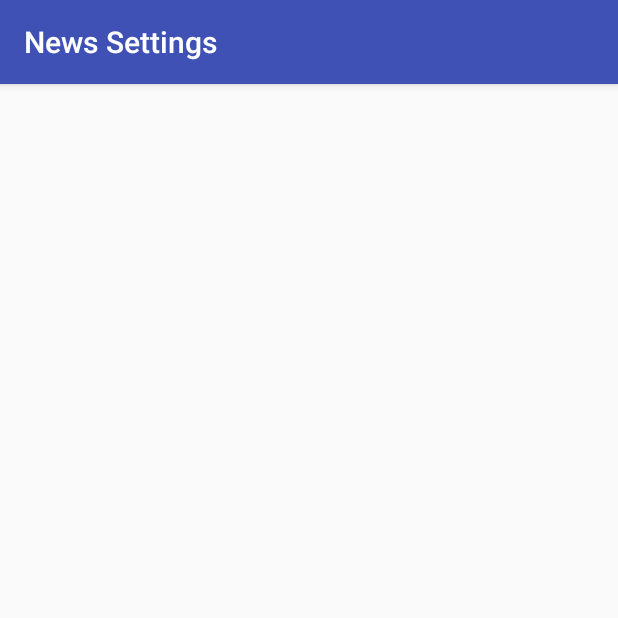
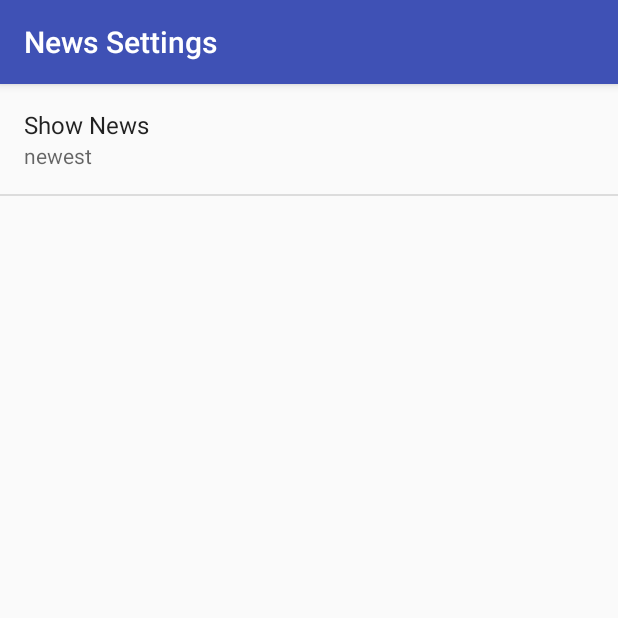
Before and after one commit to fireflyfif/Earth-News, an Android app: the screen it shows after launch (SettingsActivity), after a tap on "Settings", on a phone screen of 412 x 824 dp, the top half of it. Run offline under Robolectric (Android 15) with nearby library versions, the phone set to English and light mode, and no system bars; our stand-ins replace Picasso; pictures from the network do not load; 1 statement that could not run was skipped.

Commit message:
add Shared Preferences, change layout

```diff
--- a/app/src/main/java/com/example/android/earth_news/EarthNewsActivity.java
+++ b/app/src/main/java/com/example/android/earth_news/EarthNewsActivity.java
@@ -4,9 +4,12 @@ import android.app.LoaderManager;
 import android.content.Context;
 import android.content.Intent;
 import android.content.Loader;
+import android.content.SharedPreferences;
 import android.net.ConnectivityManager;
 import android.net.NetworkInfo;
+import android.net.Uri;
 import android.os.Bundle;
+import android.preference.PreferenceManager;
 import android.support.v4.widget.SwipeRefreshLayout;
 import android.support.v7.app.AppCompatActivity;
 import android.support.v7.widget.DefaultItemAnimator;
@@ -31,12 +34,21 @@ public class EarthNewsActivity extends AppCompatActivity
      */
     private static final int NEWS_LOADER_ID = 1;
 
+    private static final String BASE_NEWS_URL = "http://content.guardianapis.com/search?q=";
+
+    private static final String URL_SUBJECT = "environment";
+
+    private static final String GUARDIAN_TEST_KEY = "test";
+
+    /**
+     * The Guardian URL with a query word "environment", show-tags "contributor" for author's name
+     * page-size of 15 articles to display on the app.
+     */
     private static final String EARTH_NEWS_URL =
             "http://content.guardianapis.com/search?order-by=newest&show-tags=contributor&show-fields=all&page-size=15&q=environment&api-key=test";
 
     private static final String LOG_TAG = EarthNewsActivity.class.getName();
 
-    private List<EarthNews> newsList;
     private RecyclerView recyclerView;
     private EarthNewsAdapter mAdapter;
 
@@ -63,7 +75,7 @@ public class EarthNewsActivity extends AppCompatActivity
 
         recyclerView = (RecyclerView) findViewById(R.id.recycler_view);
 
-        newsList = new ArrayList<>();
+        List<EarthNews> newsList = new ArrayList<>();
         mAdapter = new EarthNewsAdapter(this, newsList);
         recyclerView.setHasFixedSize(true);
         RecyclerView.LayoutManager layoutManager = new LinearLayoutManager(this);
@@ -96,16 +108,33 @@ public class EarthNewsActivity extends AppCompatActivity
             // Otherwise, display error
             // First, hide loading indicator so error will be visible
             progressBar.setVisibility(View.GONE);
-            emptyView.setVisibility(View.GONE);
             emptyView.setText(R.string.no_internet);
+            emptyView.setVisibility(View.VISIBLE);
         }
     }
 
     @Override
     public Loader<List<EarthNews>> onCreateLoader(int id, Bundle args) {
-        Log.e(LOG_TAG, "What is the URL " + EARTH_NEWS_URL);
 
-        return new NewsLoader(this, EARTH_NEWS_URL);
+        SharedPreferences sharedPrefs = PreferenceManager.getDefaultSharedPreferences(this);
+        String showNews = sharedPrefs.getString(
+                getString(R.string.settings_showNews_key),
+                getString(R.string.settings_showNews_default)
+        );
+
+        String query = BASE_NEWS_URL + URL_SUBJECT;
+        Uri baseUri = Uri.parse(query);
+        Uri.Builder uriBuilder = baseUri.buildUpon();
+
+        uriBuilder.appendQueryParameter("show-tags", "contributor");
+        uriBuilder.appendQueryParameter("show-fields", "all");
+        uriBuilder.appendQueryParameter("page-size", "15");
+        uriBuilder.appendQueryParameter("order-by", showNews);
+        uriBuilder.appendQueryParameter("api-key", GUARDIAN_TEST_KEY);
+        Log.e(LOG_TAG, "What is the current URL " + uriBuilder);
+
+        // Create a new loader for the given URL
+        return new NewsLoader(this, uriBuilder.toString());
     }
 
     @Override
--- a/app/src/main/java/com/example/android/earth_news/EarthNewsAdapter.java
+++ b/app/src/main/java/com/example/android/earth_news/EarthNewsAdapter.java
@@ -4,6 +4,7 @@ import android.content.Context;
 import android.content.Intent;
 import android.net.Uri;
 import android.support.v7.widget.RecyclerView;
+import android.text.Html;
 import android.util.Log;
 import android.view.LayoutInflater;
 import android.view.View;
@@ -89,7 +90,9 @@ public class EarthNewsAdapter extends RecyclerView.Adapter<EarthNewsAdapter.View
         holder.date.setText(webDate);
         holder.time.setText(webTime);
         holder.author.setText(news.getAuthor());
-        holder.summary.setText(news.getSummary());
+        // Get trialText text and set it into summary TextView
+        // Format the HTML text into XML String
+        holder.summary.setText(Html.fromHtml(news.getSummary()));
         holder.summary.setOnClickListener(new View.OnClickListener() {
             @Override
             public void onClick(View v) {
--- a/app/src/main/java/com/example/android/earth_news/SettingsActivity.java
+++ b/app/src/main/java/com/example/android/earth_news/SettingsActivity.java
@@ -1,7 +1,11 @@
 package com.example.android.earth_news;
 
+import android.content.SharedPreferences;
 import android.os.Bundle;
+import android.preference.Preference;
 import android.preference.PreferenceFragment;
+import android.preference.PreferenceManager;
+import android.support.annotation.Nullable;
 import android.support.v7.app.AppCompatActivity;
 
 /**
@@ -16,7 +20,28 @@ public class SettingsActivity extends AppCompatActivity {
         setContentView(R.layout.settings_activity);
     }
 
-    public static class NewsPreferenceFragment extends PreferenceFragment {
+    public static class NewsPreferenceFragment extends PreferenceFragment implements Preference.OnPreferenceChangeListener {
+        @Override
+        public void onCreate(@Nullable Bundle savedInstanceState) {
+            super.onCreate(savedInstanceState);
+            addPreferencesFromResource(R.xml.settings_main);
 
+            Preference recentNews = findPreference(getString(R.string.settings_showNews_key));
+            bindPreferenceSummaryToValue(recentNews);
+        }
+
+        @Override
+        public boolean onPreferenceChange(Preference preference, Object value) {
+            String stringValue = value.toString();
+            preference.setSummary(stringValue);
+            return true;
+        }
+
+        private void bindPreferenceSummaryToValue(Preference preference) {
+            preference.setOnPreferenceChangeListener(this);
+            SharedPreferences preferences = PreferenceManager.getDefaultSharedPreferences(preference.getContext());
+            String preferenceString = preferences.getString(preference.getKey(), "");
+            onPreferenceChange(preference, preferenceString);
+        }
     }
 }
--- /dev/null
+++ b/app/src/main/res/values/arrays.xml
@@ -0,0 +1,15 @@
+<?xml version="1.0" encoding="utf-8"?>
+<resources>
+    <string-array name="settings_showNews_labels">
+        <item>@string/settings_showNews_newest_label</item>
+        <item>@string/settings_showNews_oldest_label</item>
+        <item>@string/settings_showNews_relevance_label</item>
+    </string-array>
+
+    <string-array name="settings_showNews_values">
+        <item>@string/settings_showNews_newest_value</item>
+        <item>@string/settings_showNews_oldest_value</item>
+        <item>@string/settings_showNews_relevance_value</item>
+    </string-array>
+
+</resources>
--- a/app/src/main/res/values/dimens.xml
+++ b/app/src/main/res/values/dimens.xml
@@ -1,4 +1,7 @@
 <?xml version="1.0" encoding="utf-8"?>
 <resources>
     <dimen name="padding_6dp">6dp</dimen>
+    <dimen name="margin_6dp">6dp</dimen>
+    <dimen name="cardCornerRadius">2dp</dimen>
+    <dimen name="cardElevation">3dp</dimen>
 </resources>
--- a/app/src/main/res/values/strings.xml
+++ b/app/src/main/res/values/strings.xml
@@ -1,5 +1,5 @@
 <resources>
-    <string name="app_name">Earth-News</string>
+    <string name="app_name">Earth News</string>
 
     <string name="no_internet">No Internet Connection</string>
 
@@ -10,6 +10,23 @@
     <!-- Settings Activity Title [CHAR LIMIT=NONE] -->
     <string name="settings_title">News Settings</string>
 
+    <!-- Strings For Order-By Preference -->
+    <string name="settings_showNews_label">Show News</string>
+    <string name="settings_showNews_key" translatable="false">order-by</string>
+    <string name="settings_showNews_default">@string/settings_showNews_newest_value</string>
+
+    <!-- Labels for order-by recent news -->
+    <string name="settings_showNews_newest_label">Newest</string>
+    <string name="settings_showNews_newest_value" translatable="false">newest</string>
+
+    <!-- Labels for order-by oldest news -->
+    <string name="settings_showNews_oldest_label">Oldest</string>
+    <string name="settings_showNews_oldest_value" translatable="false">oldest</string>
+
+    <!-- Labels for order-by relevance news -->
+    <string name="settings_showNews_relevance_label">Relevance</string>
+    <string name="settings_showNews_relevance_value" translatable="false">relevance</string>
+
     <string name="no_date">No date</string>
     <string name="no_time">No time</string>
 </resources>
--- a/app/src/main/res/values/styles.xml
+++ b/app/src/main/res/values/styles.xml
@@ -8,4 +8,10 @@
         <item name="colorAccent">@color/colorAccent</item>
     </style>
 
+    <style name="cardView" parent="AppTheme">
+        <item name="android:layout_width">match_parent</item>
+        <item name="android:layout_height">wrap_content</item>
+        <item name="android:layout_margin">@dimen/margin_6dp</item>
+    </style>
+
 </resources>
--- /dev/null
+++ b/app/src/main/res/xml/settings_main.xml
@@ -0,0 +1,12 @@
+<?xml version="1.0" encoding="utf-8"?>
+<PreferenceScreen xmlns:android="http://schemas.android.com/apk/res/android"
+    android:title="@string/settings_title">
+
+    <ListPreference
+        android:defaultValue="@string/settings_showNews_default"
+        android:entries="@array/settings_showNews_labels"
+        android:entryValues="@array/settings_showNews_values"
+        android:key="@string/settings_showNews_key"
+        android:title="@string/settings_showNews_label" />
+
+</PreferenceScreen>
```
Also changed, not shown: app/src/main/res/layout/list_item.xml (+24 -11 lines).
